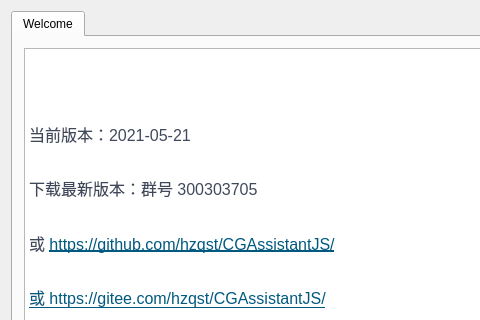
Above: CGAssistant/mainwindow.ui from hzqst/CGAssistant before the change; both pictures show x 0 to 480 and y 0 to 320 of the 750 by 500 pixel window. Below: the same form after it.
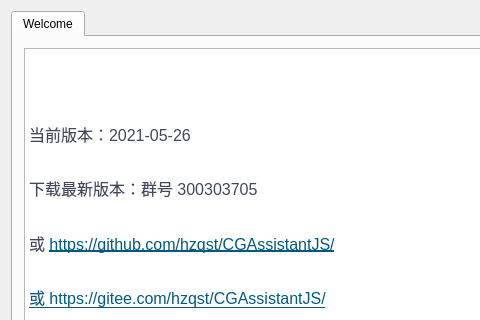
That is the form after the change. Icons and pictures are not drawn.

Commit message: 更新版本号

```diff
--- a/CGAssistant/mainwindow.ui
+++ b/CGAssistant/mainwindow.ui
@@ -73,7 +73,7 @@
 &lt;/style&gt;&lt;/head&gt;&lt;body style=&quot; font-family:'SimSun'; font-size:9pt; font-weight:400; font-style:normal;&quot;&gt;
 &lt;p style=&quot; margin-top:0px; margin-bottom:0px; margin-left:0px; margin-right:0px; -qt-block-indent:0; text-indent:0px;&quot;&gt;&lt;img src=&quot;:/logo.png&quot; /&gt;&lt;/p&gt;
 &lt;p style=&quot;-qt-paragraph-type:empty; margin-top:0px; margin-bottom:16px; margin-left:0px; margin-right:0px; -qt-block-indent:0; text-indent:0px; line-height:160%; font-family:'-apple-system,BlinkMacSystemFont,Segoe UI,Helvetica,Arial,Apple Color Emoji,Segoe UI Emoji,Segoe UI Symbol,Liberation Sans,PingFang SC,Microsoft YaHei,Hiragino Sans GB,Wenquanyi Micro Hei,WenQuanYi Zen Hei,ST Heiti,SimHei,SimSun,WenQuanYi Zen Hei Sharp,sans-serif'; font-size:16px; color:#40485b; background-color:#ffffff;&quot;&gt;&lt;br /&gt;&lt;/p&gt;
-&lt;p style=&quot; margin-top:0px; margin-bottom:16px; margin-left:0px; margin-right:0px; -qt-block-indent:0; text-indent:0px; line-height:160%; background-color:#ffffff;&quot;&gt;&lt;span style=&quot; font-family:'-apple-system,BlinkMacSystemFont,Segoe UI,Helvetica,Arial,Apple Color Emoji,Segoe UI Emoji,Segoe UI Symbol,Liberation Sans,PingFang SC,Microsoft YaHei,Hiragino Sans GB,Wenquanyi Micro Hei,WenQuanYi Zen Hei,ST Heiti,SimHei,SimSun,WenQuanYi Zen Hei Sharp,sans-serif'; font-size:16px; color:#40485b; background-color:#ffffff;&quot;&gt;当前版本：2021-05-21&lt;/span&gt;&lt;/p&gt;
+&lt;p style=&quot; margin-top:0px; margin-bottom:16px; margin-left:0px; margin-right:0px; -qt-block-indent:0; text-indent:0px; line-height:160%; background-color:#ffffff;&quot;&gt;&lt;span style=&quot; font-family:'-apple-system,BlinkMacSystemFont,Segoe UI,Helvetica,Arial,Apple Color Emoji,Segoe UI Emoji,Segoe UI Symbol,Liberation Sans,PingFang SC,Microsoft YaHei,Hiragino Sans GB,Wenquanyi Micro Hei,WenQuanYi Zen Hei,ST Heiti,SimHei,SimSun,WenQuanYi Zen Hei Sharp,sans-serif'; font-size:16px; color:#40485b; background-color:#ffffff;&quot;&gt;当前版本：2021-05-26&lt;/span&gt;&lt;/p&gt;
 &lt;p style=&quot; margin-top:0px; margin-bottom:16px; margin-left:0px; margin-right:0px; -qt-block-indent:0; text-indent:0px; line-height:160%; background-color:#ffffff;&quot;&gt;&lt;span style=&quot; font-family:'-apple-system,BlinkMacSystemFont,Segoe UI,Helvetica,Arial,Apple Color Emoji,Segoe UI Emoji,Segoe UI Symbol,Liberation Sans,PingFang SC,Microsoft YaHei,Hiragino Sans GB,Wenquanyi Micro Hei,WenQuanYi Zen Hei,ST Heiti,SimHei,SimSun,WenQuanYi Zen Hei Sharp,sans-serif'; font-size:16px; color:#40485b; background-color:#ffffff;&quot;&gt;下载最新版本：群号 300303705&lt;/span&gt;&lt;/p&gt;
 &lt;p style=&quot; margin-top:0px; margin-bottom:16px; margin-left:0px; margin-right:0px; -qt-block-indent:0; text-indent:0px; line-height:160%; background-color:#ffffff;&quot;&gt;&lt;span style=&quot; font-family:'-apple-system,BlinkMacSystemFont,Segoe UI,Helvetica,Arial,Apple Color Emoji,Segoe UI Emoji,Segoe UI Symbol,Liberation Sans,PingFang SC,Microsoft YaHei,Hiragino Sans GB,Wenquanyi Micro Hei,WenQuanYi Zen Hei,ST Heiti,SimHei,SimSun,WenQuanYi Zen Hei Sharp,sans-serif'; font-size:16px; color:#40485b; background-color:#ffffff;&quot;&gt;或 &lt;/span&gt;&lt;a href=&quot;https://github.com/hzqst/CGAssistantJS/issues&quot;&gt;&lt;span style=&quot; font-family:'-apple-system,BlinkMacSystemFont,Segoe UI,Helvetica,Arial,Apple Color Emoji,Segoe UI Emoji,Segoe UI Symbol,Liberation Sans,PingFang SC,Microsoft YaHei,Hiragino Sans GB,Wenquanyi Micro Hei,WenQuanYi Zen Hei,ST Heiti,SimHei,SimSun,WenQuanYi Zen Hei Sharp,sans-serif'; font-size:16px; text-decoration: underline; color:#005980; background-color:transparent;&quot;&gt;https://github.com/hzqst/CGAssistantJS/&lt;/span&gt;&lt;/a&gt;&lt;/p&gt;
 &lt;p style=&quot; margin-top:0px; margin-bottom:16px; margin-left:0px; margin-right:0px; -qt-block-indent:0; text-indent:0px; line-height:160%; background-color:#ffffff;&quot;&gt;&lt;a href=&quot;https://github.com/hzqst/CGAssistantJS/issues&quot;&gt;&lt;span style=&quot; font-family:'-apple-system,BlinkMacSystemFont,Segoe UI,Helvetica,Arial,Apple Color Emoji,Segoe UI Emoji,Segoe UI Symbol,Liberation Sans,PingFang SC,Microsoft YaHei,Hiragino Sans GB,Wenquanyi Micro Hei,WenQuanYi Zen Hei,ST Heiti,SimHei,SimSun,WenQuanYi Zen Hei Sharp,sans-serif'; font-size:16px; text-decoration: underline; color:#005980; background-color:transparent;&quot;&gt;或 &lt;/span&gt;&lt;/a&gt;&lt;a href=&quot;https://gitee.com/hzqst/CGAssistantJS/issues&quot;&gt;&lt;span style=&quot; font-family:'-apple-system,BlinkMacSystemFont,Segoe UI,Helvetica,Arial,Apple Color Emoji,Segoe UI Emoji,Segoe UI Symbol,Liberation Sans,PingFang SC,Microsoft YaHei,Hiragino Sans GB,Wenquanyi Micro Hei,WenQuanYi Zen Hei,ST Heiti,SimHei,SimSun,WenQuanYi Zen Hei Sharp,sans-serif'; font-size:16px; text-decoration: underline; color:#005980; background-color:transparent;&quot;&gt;https://gitee.com/hzqst/CGAssistantJS/&lt;/span&gt;&lt;/a&gt;&lt;/p&gt;&lt;/body&gt;&lt;/html&gt;</string>
```
